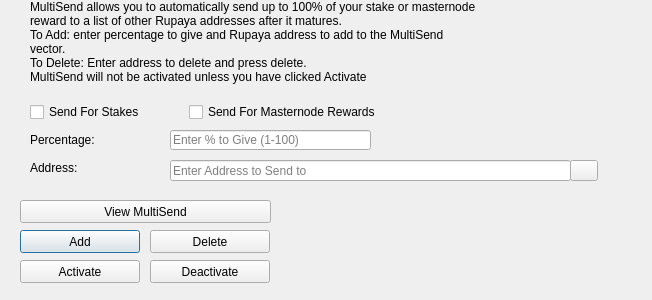
This is src/qt/forms/multisenddialog.ui in jiyocommunity/jiyox as Qt 5 draws it before an edit. The edited form follows.
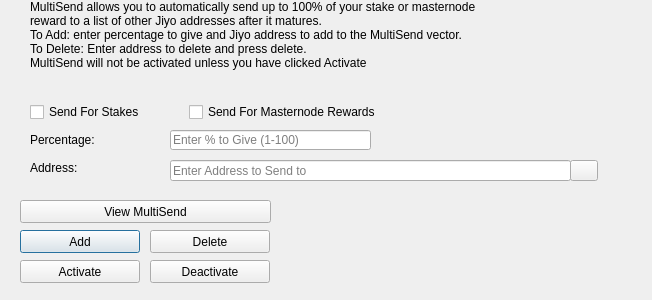
This is the edited form. Icons and pictures are not drawn.

What changed in the file:
```diff
--- a/src/qt/forms/multisenddialog.ui
+++ b/src/qt/forms/multisenddialog.ui
@@ -61,8 +61,8 @@
     <number>1</number>
    </property>
    <property name="text">
-    <string>MultiSend allows you to automatically send up to 100% of your stake or masternode reward to a list of other Rupaya addresses after it matures.
-To Add: enter percentage to give and Rupaya address to add to the MultiSend vector.
+    <string>MultiSend allows you to automatically send up to 100% of your stake or masternode reward to a list of other Jiyo addresses after it matures.
+To Add: enter percentage to give and Jiyo address to add to the MultiSend vector.
 To Delete: Enter address to delete and press delete.
 MultiSend will not be activated unless you have clicked Activate</string>
    </property>
```
Left out of the diff: 4 changed lines with no effect on the pictures.
